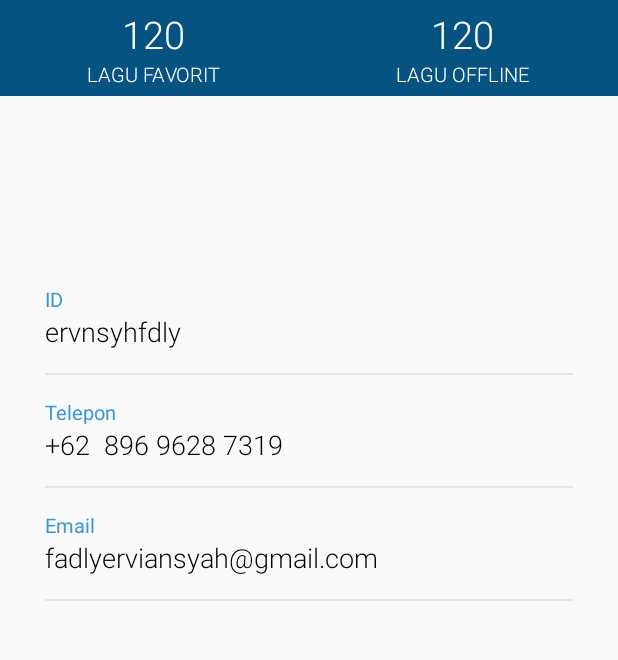
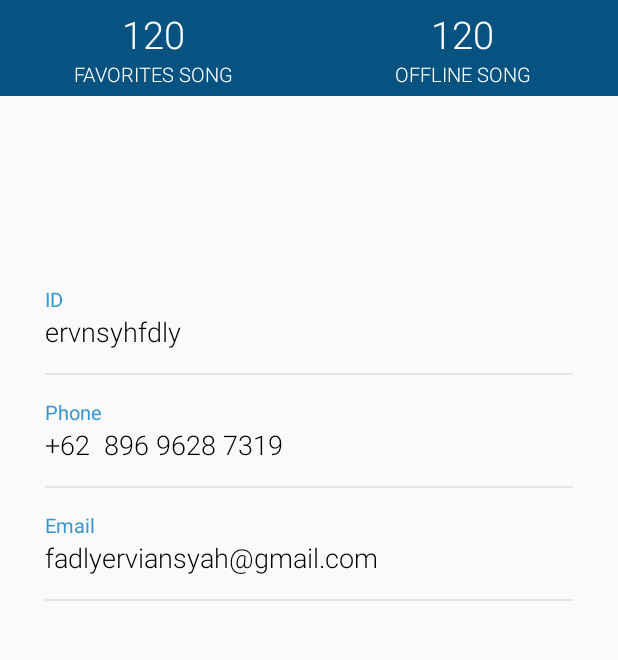
Before and after one commit to erviansyahfadly/mobileprogramming, an Android app: the screen it shows after launch (MainActivity), on a phone screen of 412 x 824 dp, the part 385-1045 px from its top. Run offline under Robolectric (Android 15) with nearby library versions, the phone set to English and light mode, and no system bars.

Commit message:
fix selesai

```diff
--- a/app/src/main/java/com/example/erviansyahf/MainActivity.java
+++ b/app/src/main/java/com/example/erviansyahf/MainActivity.java
@@ -1,14 +1,28 @@
 package com.example.erviansyahf;
 
+import android.content.Intent;
 import android.os.Bundle;
+import android.view.View;
+import android.widget.ImageView;
 
 import androidx.appcompat.app.AppCompatActivity;
+import androidx.appcompat.widget.Toolbar;
 
-public class MainActivity extends AppCompatActivity {
+public class MainActivity extends AppCompatActivity implements View.OnClickListener {
+    ImageView ivsetting;
 
     @Override
     protected void onCreate(Bundle savedInstanceState) {
         super.onCreate(savedInstanceState);
         setContentView(R.layout.activity_main);
+        Toolbar myToolbar = findViewById(R.id.toolbar);
+        setSupportActionBar(myToolbar);
+        ivsetting = findViewById(R.id.icSetting);
+        ivsetting.setOnClickListener(this);
+    }
+
+    public void onClick(View view) {
+        Intent setting = new Intent(MainActivity.this,app_setting.class);
+        startActivity(setting);
     }
 }
--- a/app/src/main/res/layout/activity_main.xml
+++ b/app/src/main/res/layout/activity_main.xml
@@ -100,7 +100,7 @@
                     android:layout_width="wrap_content"
                     android:layout_height="wrap_content"
                     android:fontFamily="sans-serif-light"
-                    android:text="Lagu Favorit"
+                    android:text="@string/favorites_song"
                     android:textAllCaps="true"
                     android:textColor="@color/white"
                     android:textSize="13sp" />
@@ -137,7 +137,7 @@
                     android:layout_width="wrap_content"
                     android:layout_height="wrap_content"
                     android:fontFamily="sans-serif-light"
-                    android:text="Lagu Offline"
+                    android:text="@string/offline_song"
                     android:textAllCaps="true"
                     android:textColor="@color/white"
                     android:textSize="13sp" />
@@ -200,7 +200,7 @@
                 <TextView
                     android:layout_width="wrap_content"
                     android:layout_height="wrap_content"
-                    android:text="Telepon"
+                    android:text="@string/phone"
                     android:textColor="@color/headings"
                     android:textSize="13sp" />
 
```
Also changed, not shown: 5 other files.
